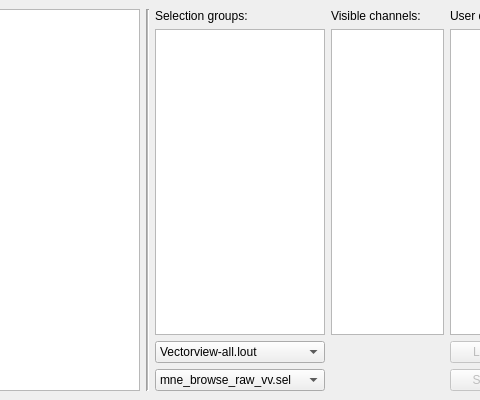
Above: applications/mne_browse_raw_qt/Windows/selectionmanagerwindow.ui from mne-tools/mne-cpp before the change; both pictures show x 101 to 581 and y 0 to 400 of the 710 by 400 pixel window. Below: the same form after it.
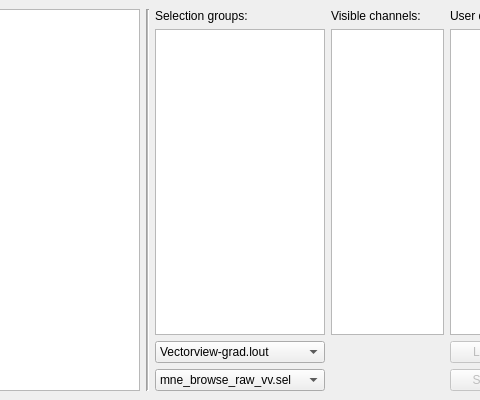
That is the form after the change.

Commit message: - default layout changed to grad layout - averages are now fitted in view when a new evoked set was selected

What changed in the file:
```diff
--- a/applications/mne_browse_raw_qt/Windows/selectionmanagerwindow.ui
+++ b/applications/mne_browse_raw_qt/Windows/selectionmanagerwindow.ui
@@ -162,7 +162,7 @@
         </property>
         <item>
          <property name="text">
-          <string>Vectorview-all.lout</string>
+          <string>Vectorview-grad.lout</string>
          </property>
         </item>
         <item>
```
Left out of the diff: 2 changed lines with no effect on the pictures. The commit also changes 2 other files.
